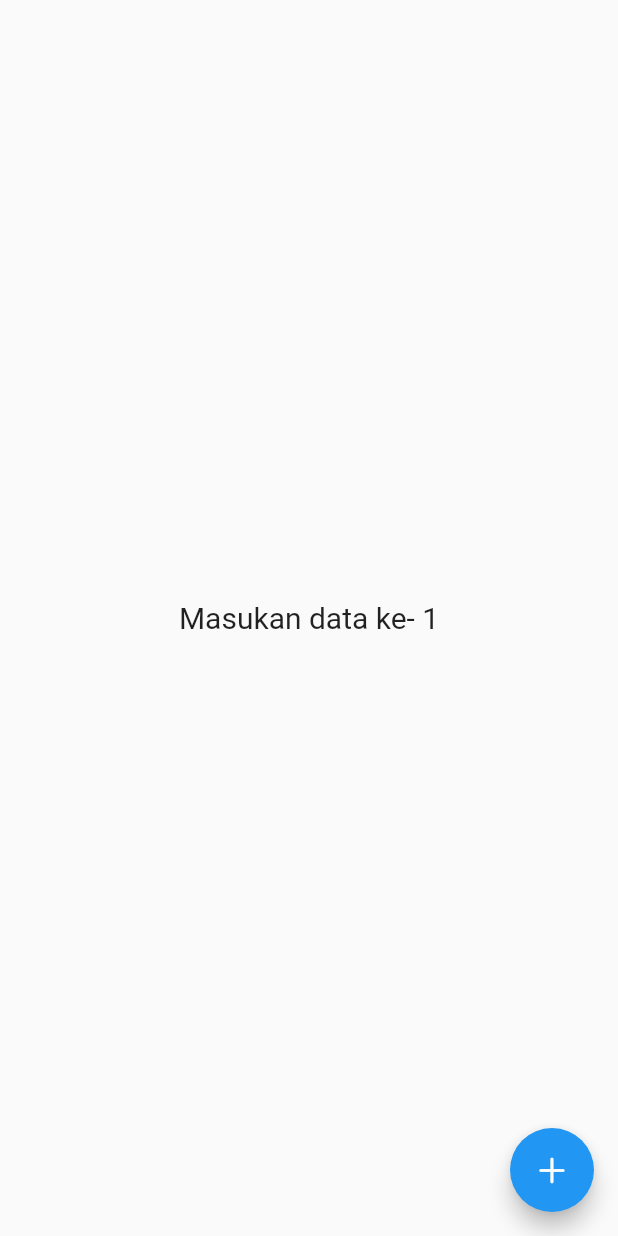
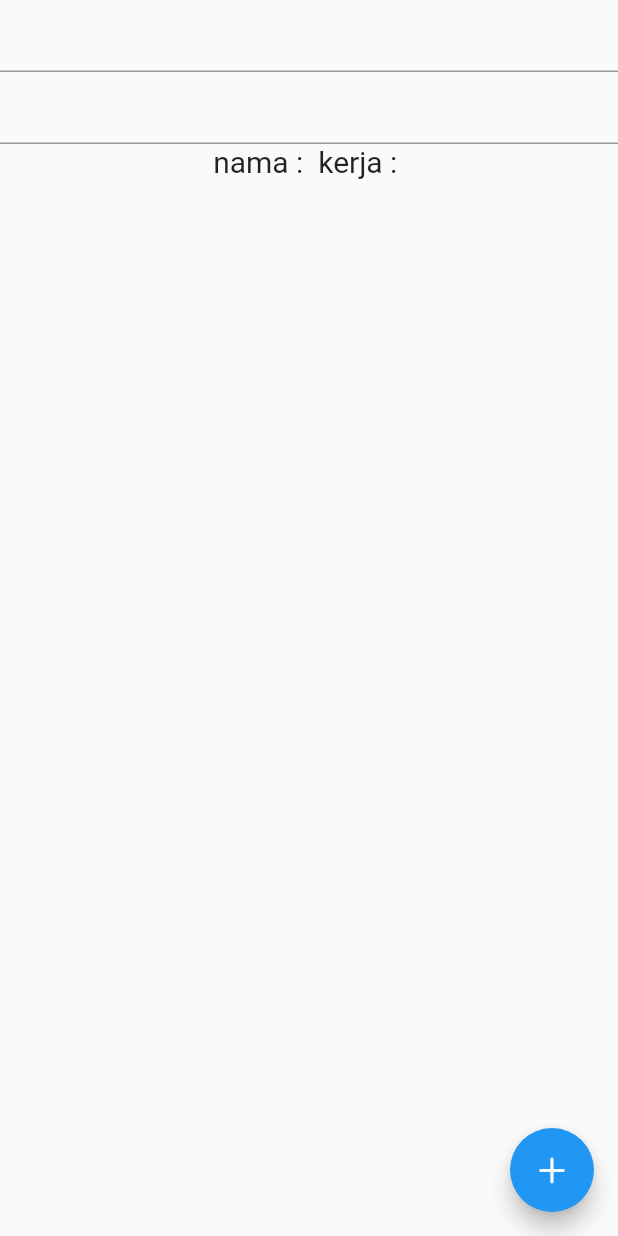
Before and after one commit to Adhasetiawan/GetX_StateManagement, a Flutter app: the screen it shows after launch, on a phone screen of 412 x 824 dp. Run offline on Flutter 3.47's test engine with Material 2 defaults, Android fonts, the phone set to English and light mode, and no system bars; our stand-ins replace get.

Commit message:
GetX design pattern replica

```diff
--- a/lib/api/api.dart
+++ b/lib/api/api.dart
@@ -1,5 +1,4 @@
 import 'dart:convert';
-
 import 'package:http/http.dart' as http;
 
 class apiService {
--- a/lib/control/homeControl.dart
+++ b/lib/control/homeControl.dart
@@ -1,6 +1,7 @@
 import 'package:flutter/cupertino.dart';
 import 'package:get/get.dart';
 import 'package:second_app/control/homeModel.dart';
+import 'package:second_app/model/homeModel.dart';
 
 class homeController extends GetxController {
   // var nilai = 0.obs;
@@ -13,6 +14,10 @@ class homeController extends GetxController {
   var edtJob = TextEditingController();
 
   var loading = false.obs;
+  var nama = ''.obs;
+  var job = ''.obs;
+  var id = ''.obs;
+  var time = ''.obs;
 
   @override
   void onClose() {
@@ -26,7 +31,14 @@ class homeController extends GetxController {
       loading(true);
       var r = await model.homeMapper(name: edtName.text, job: edtJob.text);
       loading(false);
-      if(r != null){}
+      if(r != null){
+        Welcome user = Welcome.fromJson(r);
+
+        nama.value = user.name;
+        job.value = user.job;
+        id.value = user.id;
+        time.value = user.createdAt.toString();
+      }
     }catch(_){
       loading(false);
     }
--- a/lib/control/homeModel.dart
+++ b/lib/control/homeModel.dart
@@ -1,3 +1,5 @@
+import 'dart:developer';
+
 import 'package:second_app/api/api.dart';
 
 class homeModel {
@@ -11,6 +13,8 @@ class homeModel {
     };
 
     var r = await apiService().postMethod("api/users", dataFeedback);
-    return r.data;
+    print(r);
+
+    return r;
   }
 }
--- /dev/null
+++ b/lib/model/homeModel.dart
@@ -0,0 +1,33 @@
+import 'dart:convert';
+
+Welcome welcomeFromJson(String str) => Welcome.fromJson(json.decode(str));
+
+String welcomeToJson(Welcome data) => json.encode(data.toJson());
+
+class Welcome {
+  Welcome({
+    required this.name,
+    required this.job,
+    required this.id,
+    required this.createdAt,
+  });
+
+  String name;
+  String job;
+  String id;
+  DateTime createdAt;
+
+  factory Welcome.fromJson(Map<String, dynamic> json) => Welcome(
+    name: json["name"],
+    job: json["job"],
+    id: json["id"],
+    createdAt: DateTime.parse(json["createdAt"]),
+  );
+
+  Map<String, dynamic> toJson() => {
+    "name": name,
+    "job": job,
+    "id": id,
+    "createdAt": createdAt.toIso8601String(),
+  };
+}
--- a/lib/pages/homePage.dart
+++ b/lib/pages/homePage.dart
@@ -7,14 +7,24 @@ class homePage extends GetView<homeController>{
   @override
   Widget build(BuildContext context) => Scaffold(
     floatingActionButton: FloatingActionButton(
-      onPressed: (){},
+      onPressed: () => controller.postData(),
       child: Icon(CupertinoIcons.add),
     ),
     body: SafeArea(
-      child: Stack(
+      child: Column(
         children: <Widget>[
           Center(
-            child: Obx(() => Text('Masukan data ke- 1', style: TextStyle(fontSize: 20),)),
+            child: TextField(
+              controller: controller.edtName,
+            ),
+          ),
+          Center(
+            child: TextField(
+              controller: controller.edtJob,
+            ),
+          ),
+          Center(
+            child: Obx(() => Text('nama : ${controller.nama} kerja : ${controller.job}', style: TextStyle(fontSize: 20),)),
           )
         ],
       ),
```
